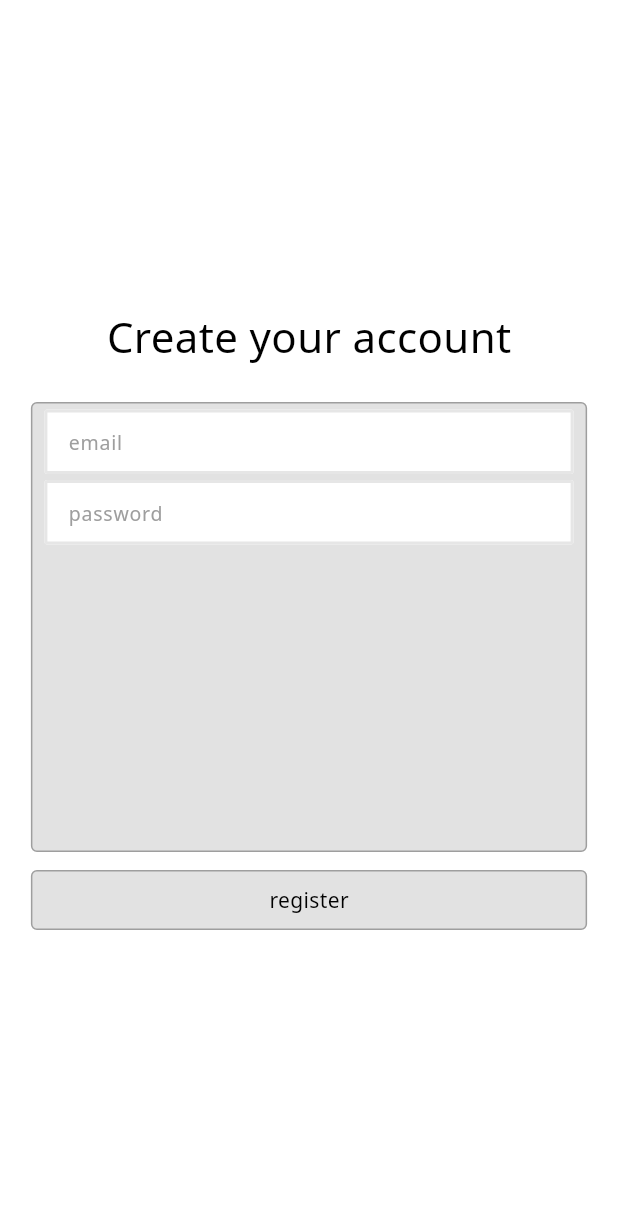
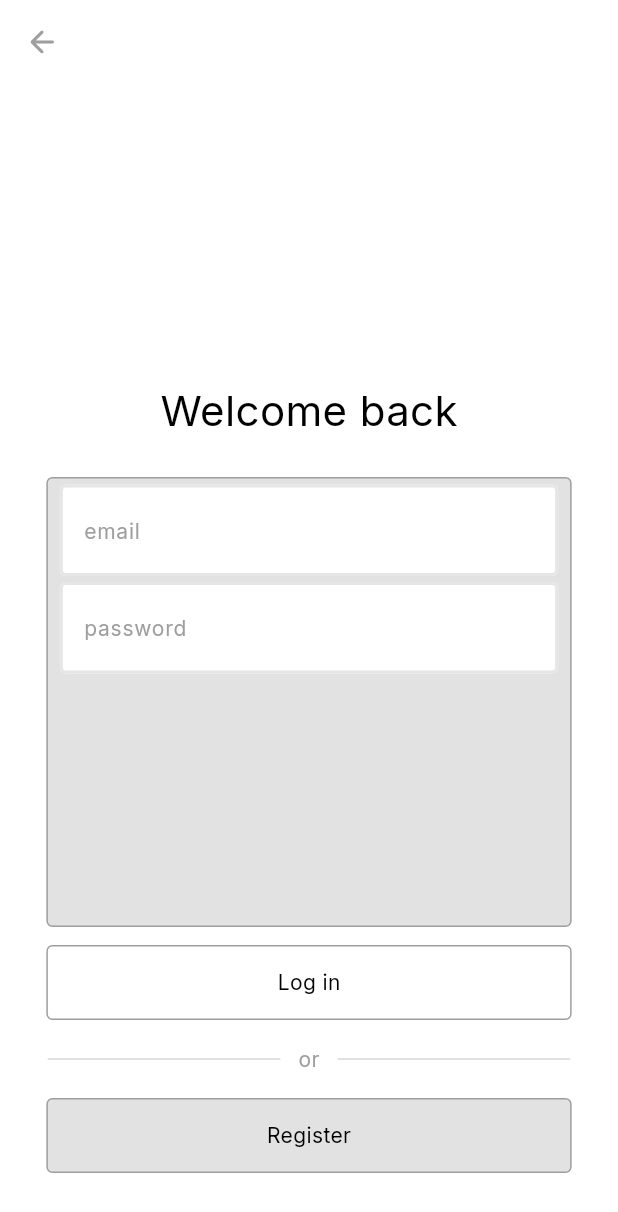
Before and after one commit to ashtonjamesd/wisteria, a Flutter app: the screen it shows after launch, after a tap on "Log in", on a phone screen of 412 x 824 dp. Shown: the top 1212 px of the screen. Run offline on Flutter 3.47's test engine with Material 3 defaults, Android fonts, the phone set to English and light mode, and no system bars; our stand-ins replace firebase_core, google_fonts; accounts and stored records are empty.

Commit message:
login view

```diff
--- a/lib/components/authentication/auth_controller.dart
+++ b/lib/components/authentication/controllers/auth_controller.dart
@@ -1,6 +1,6 @@
 import 'package:wisteria/utils/result.dart';
 
-import 'auth_service.dart';
+import '../services/auth_service.dart';
 
 final class AuthController {
   final _auth = AuthService();
--- /dev/null
+++ b/lib/components/authentication/models/user.dart
@@ -0,0 +1,3 @@
+final class User {
+
+}
--- a/lib/components/authentication/register_view.dart
+++ /dev/null
@@ -1,100 +0,0 @@
-import 'package:flutter/material.dart';
-import 'package:wisteria/components/authentication/auth_controller.dart';
-import 'package:wisteria/ui/wisteria_box.dart';
-import 'package:wisteria/ui/wisteria_button.dart';
-import 'package:wisteria/ui/wisteria_text.dart';
-import 'package:wisteria/ui/wisteria_text_field.dart';
-import 'package:wisteria/utils/app_theme.dart';
-
-class RegisterView extends StatefulWidget {
-  const RegisterView({super.key});
-
-  @override
-  State<RegisterView> createState() => _RegisterViewState();
-}
-
-class _RegisterViewState extends State<RegisterView> {
-  final controller = AuthController();
-
-  final emailController = TextEditingController();
-  final passwordController = TextEditingController();
-
-  @override
-  Widget build(BuildContext context) {
-    final screenWidth = MediaQuery.of(context).size.width;
-
-    final boxWidth = screenWidth * 0.9;
-
-    return Scaffold(
-      backgroundColor: AppTheme.backgroundColor,
-      body: Column(
-        mainAxisAlignment: MainAxisAlignment.center,
-        children: [
-          pageTitle(),
-          const SizedBox(height: 24),
-
-          registerBox(boxWidth),
-
-          const SizedBox(height: 12),
-          _registerButton(boxWidth)
-        ],
-      ),
-    );
-  }
-
-  Widget registerBox(double boxWidth) {
-    return Center(
-      child: WisteriaBox(
-        width: boxWidth, height: 300,
-        child: Column(
-          children: [
-            const SizedBox(height: 4),
-            Padding(
-              padding: const EdgeInsets.symmetric(horizontal: 8.0),
-              child: WisteriaTextField(
-                width: 80,
-                controller: emailController,
-                hintText: "email",
-              ),
-            ),
-            const SizedBox(height: 4),
-            Padding(
-              padding: const EdgeInsets.symmetric(horizontal: 8.0),
-              child: WisteriaTextField(
-                width: 80,
-                controller: passwordController,
-                hintText: "password",
-                obscureText: true,
-              ),
-            ),
-          ],
-        )
-      ),
-    );
-  }
-
-  Widget pageTitle() {
-    return const WisteriaText(
-      text: "Create your account",
-      size: 28,
-    );
-  }
-
-  Widget _registerButton(double screenWidth) {
-    return WisteriaButton(
-      width: screenWidth,
-      text: "register",
-      onTap: () async {
-        var result = await controller.registerUser(emailController.text, passwordController.text);
-        if (!result.isSuccess) {
-          print(result.error);
-          return;
-        }
-
-        if (result.value == true) {
-
-        }
-      }
-    );
-  }
-}
--- a/lib/components/authentication/auth_service.dart
+++ b/lib/components/authentication/services/auth_service.dart
@@ -1,5 +1,5 @@
 // import 'package:firebase_auth/firebase_auth.dart';
-import '../../utils/result.dart';
+import '../../../utils/result.dart';
 
 final class AuthService {
   Future<Result<bool?>> registerUser(String email, String password) async {
--- /dev/null
+++ b/lib/components/authentication/views/login_view.dart
@@ -0,0 +1,166 @@
+import 'package:flutter/material.dart';
+import 'package:wisteria/components/authentication/views/register_view.dart';
+
+import '../../../ui/wisteria_box.dart';
+import '../../../ui/wisteria_button.dart';
+import '../../../ui/wisteria_icon_button.dart';
+import '../../../ui/wisteria_text.dart';
+import '../../../ui/wisteria_text_field.dart';
+import '../../../utils/app_theme.dart';
+import '../../home/home_screen.dart';
+import '../controllers/auth_controller.dart';
+
+class LoginView extends StatefulWidget {
+  const LoginView({super.key});
+
+  @override
+  State<LoginView> createState() => _LoginViewState();
+}
+
+class _LoginViewState extends State<LoginView> {
+  final controller = AuthController();
+
+  final emailController = TextEditingController();
+  final passwordController = TextEditingController();
+
+@override
+  Widget build(BuildContext context) {
+    final screenWidth = MediaQuery.of(context).size.width;
+
+    final boxWidth = screenWidth * 0.85;
+
+    return Scaffold(
+      backgroundColor: AppTheme.backgroundColor,
+      body: Column(
+        mainAxisAlignment: MainAxisAlignment.end,
+        children: [
+          backButton(),
+          const Spacer(),
+
+          pageTitle(),
+          const SizedBox(height: 24),
+
+          registerBox(boxWidth),
+
+          const SizedBox(height: 12),
+          loginButton(boxWidth),
+
+          const SizedBox(height: 16),
+          orText(boxWidth),
+          const SizedBox(height: 16),
+
+          registerButton(boxWidth),
+          const SizedBox(height: 42)
+        ],
+      ),
+    );
+  }
+
+  Widget backButton() {
+    return Row(
+      mainAxisAlignment: MainAxisAlignment.start,
+      children: [
+        Padding(
+          padding: const EdgeInsets.all(16),
+          child: WisteriaIconButton(
+            icon: Icons.arrow_back_rounded,
+            onTap: () {
+              Navigator.pushReplacement(
+                context,
+                MaterialPageRoute(builder: (context) => const HomeView())
+              );
+            }
+          ),
+        ),
+      ],
+    );
+  }
+
+  Widget registerBox(double boxWidth) {
+    return Center(
+      child: WisteriaBox(
+        width: boxWidth, height: 300,
+        child: Column(
+          children: [
+            const SizedBox(height: 4),
+            Padding(
+              padding: const EdgeInsets.symmetric(horizontal: 8.0),
+              child: WisteriaTextField(
+                width: 80,
+                controller: emailController,
+                hintText: "email",
+              ),
+            ),
+            const SizedBox(height: 4),
+            Padding(
+              padding: const EdgeInsets.symmetric(horizontal: 8.0),
+              child: WisteriaTextField(
+                width: 80,
+                controller: passwordController,
+                hintText: "password",
+                obscureText: true,
+              ),
+            ),
+          ],
+        )
+      ),
+    );
+  }
+
+  Widget pageTitle() {
+    return const WisteriaText(
+      text: "Welcome back",
+      size: 28,
+    );
+  }
+
+  Widget registerButton(double screenWidth) {
+    return WisteriaButton(
+      width: screenWidth,
+      text: "Register",
+      onTap: () async {
+        Navigator.pushReplacement(
+          context,
+          MaterialPageRoute(builder: (context) => const RegisterView())
+        );
+      }
+    );
+  }
+
+  Widget loginButton(double screenWidth) {
+    return WisteriaButton(
+      backgroundColor: Colors.white,
+      textColor: Colors.black,
+      width: screenWidth,
+      text: "Log in",
+      onTap: () async {
+
+      }
+    );
+  }
+
+  Widget orText(double screenWidth) {
+    return Row(
+      mainAxisAlignment: MainAxisAlignment.center,
+      children: [
+        orTextLine(screenWidth),
+        const Padding(
+          padding: EdgeInsets.symmetric(horizontal: 12),
+          child: WisteriaText(
+            text: "or",
+            size: 14,
+            color: Colors.grey,
+          ),
+        ),
+        orTextLine(screenWidth)
+      ],
+    );
+  }
+
+  Widget orTextLine(double screenWidth) {
+    return Container(
+      width: screenWidth / 2 - 20, height: 1,
+      color: const Color.fromARGB(255, 215, 215, 215),
+    );
+  }
+}
--- a/lib/components/home/home_screen.dart
+++ b/lib/components/home/home_screen.dart
@@ -1,17 +1,18 @@
 import 'package:flutter/material.dart';
-import 'package:wisteria/components/authentication/register_view.dart';
+import 'package:wisteria/components/authentication/views/login_view.dart';
+import 'package:wisteria/components/authentication/views/register_view.dart';
 import 'package:wisteria/ui/wisteria_button.dart';
 import 'package:wisteria/ui/wisteria_text.dart';
 import 'package:wisteria/utils/app_theme.dart';
 
-class HomeScreen extends StatefulWidget {
-  const HomeScreen({super.key});
+class HomeView extends StatefulWidget {
+  const HomeView({super.key});
 
   @override
-  State<HomeScreen> createState() => _HomeScreenState();
+  State<HomeView> createState() => _HomeViewState();
 }
 
-class _HomeScreenState extends State<HomeScreen> {
+class _HomeViewState extends State<HomeView> {
   @override
   Widget build(BuildContext context) {
     final screenWidth = MediaQuery.of(context).size.width;
@@ -31,6 +32,8 @@ class _HomeScreenState extends State<HomeScreen> {
               children: [
                 wisteriaInfo(),
                 authButtons(screenWidth, screenHeight),
+
+                const SizedBox(height: 24)
               ],
             ),
           ),
@@ -49,8 +52,9 @@ class _HomeScreenState extends State<HomeScreen> {
         children: [
           WisteriaText(
             text: "wisteria",
-            size: 24,
+            size: 30,
             weight: FontWeight.bold,
+            letterSpacing: 1,
           ),
         ],
       ),
@@ -83,12 +87,12 @@ class _HomeScreenState extends State<HomeScreen> {
       crossAxisAlignment: CrossAxisAlignment.center,
       children: [
         WisteriaButton(
-          width: screenWidth * 0.9,
+          width: screenWidth * 0.85,
           text: "Log in",
           onTap: () {
-            Navigator.push(
+            Navigator.pushReplacement(
               context,
-              MaterialPageRoute(builder: (context) => const RegisterView())
+              MaterialPageRoute(builder: (context) => const LoginView())
             );
           }
         ),
@@ -97,10 +101,10 @@ class _HomeScreenState extends State<HomeScreen> {
         WisteriaButton(
           textColor: AppTheme.textColor,
           backgroundColor: AppTheme.backgroundColor,
-          width: screenWidth * 0.9,
+          width: screenWidth * 0.85,
           text: "Register",
           onTap: () {
-            Navigator.push(
+            Navigator.pushReplacement(
               context,
               MaterialPageRoute(builder: (context) => const RegisterView())
             );
--- a/lib/main.dart
+++ b/lib/main.dart
@@ -18,7 +18,7 @@ class App extends StatelessWidget {
   Widget build(BuildContext context) {
     return const MaterialApp(
       debugShowCheckedModeBanner: false,
-      home: HomeScreen()
+      home: HomeView()
     );
   }
 }
--- a/lib/ui/wisteria_button.dart
+++ b/lib/ui/wisteria_button.dart
@@ -7,7 +7,7 @@ class WisteriaButton extends StatefulWidget {
   const WisteriaButton({
     super.key,
     this.width,
-    this.height = 40,
+    this.height = 50,
     this.backgroundColor = AppTheme.boxBackgroundColor,
     this.textColor = AppTheme.textColor,
     required this.text,
--- /dev/null
+++ b/lib/ui/wisteria_icon_button.dart
@@ -0,0 +1,32 @@
+import 'package:flutter/material.dart';
+
+class WisteriaIconButton extends StatefulWidget {
+  const WisteriaIconButton({
+    super.key,
+    required this.icon,
+    required this.onTap
+  });
+
+  final IconData icon;
+  final VoidCallback onTap;
+
+  @override
+  State<WisteriaIconButton> createState() => _WisteriaIconButtonState();
+}
+
+class _WisteriaIconButtonState extends State<WisteriaIconButton> {
+  @override
+  Widget build(BuildContext context) {
+    return MouseRegion(
+      cursor: SystemMouseCursors.click,
+      child: GestureDetector(
+        onTap: widget.onTap,
+        child: Icon(
+          widget.icon,
+          color: Colors.grey,
+          size: 24,
+        ),
+      ),
+    );
+  }
+}
--- a/lib/ui/wisteria_text.dart
+++ b/lib/ui/wisteria_text.dart
@@ -7,13 +7,15 @@ class WisteriaText extends StatelessWidget {
     required this.text,
     required this.size,
     this.color = AppTheme.textColor,
-    this.weight = FontWeight.normal
+    this.weight = FontWeight.normal,
+    this.letterSpacing
   });
 
   final String text;
   final double size;
   final Color color;
   final FontWeight weight;
+  final double? letterSpacing;
 
   @override
   Widget build(BuildContext context) {
@@ -22,7 +24,8 @@ class WisteriaText extends StatelessWidget {
       style: AppTheme.appFont().copyWith(
         color: color,
         fontSize: size,
-        fontWeight: weight
+        fontWeight: weight,
+        letterSpacing: letterSpacing,
       )
     );
   }
--- a/lib/ui/wisteria_text_field.dart
+++ b/lib/ui/wisteria_text_field.dart
@@ -26,7 +26,7 @@ class _WisteriaTextFieldState extends State<WisteriaTextField> {
       controller: widget.controller,
       obscureText: widget.obscureText,
       style: AppTheme.appFont().copyWith(
-        fontSize: 13
+        fontSize: 14
       ),
       textAlign: TextAlign.left,
       textAlignVertical: TextAlignVertical.top,
@@ -40,21 +40,21 @@ class _WisteriaTextFieldState extends State<WisteriaTextField> {
         filled: true,
         fillColor: Colors.white,
         enabledBorder: OutlineInputBorder(
-          borderRadius: BorderRadius.circular(2),
+          borderRadius: BorderRadius.circular(4),
           borderSide: const BorderSide(
             color: Color.fromARGB(255, 230, 230, 230),
             width: 2.0,
           ),
         ),
         focusedBorder: OutlineInputBorder(
-          borderRadius: BorderRadius.circular(2),
+          borderRadius: BorderRadius.circular(4),
           borderSide: const BorderSide(
             color: Color.fromARGB(255, 200, 200, 200),
             width: 2.0,
           ),
         ),
         contentPadding: const EdgeInsets.symmetric(
-          vertical: 12,
+          vertical: 20,
           horizontal: 12,
         ),
       ),
--- a/lib/utils/app_theme.dart
+++ b/lib/utils/app_theme.dart
@@ -6,7 +6,7 @@ final class AppTheme {
   static const Color boxBackgroundColor = Color.fromARGB(255, 226, 226, 226);
   static const Color borderColor = Colors.grey;
   static const Color textColor = Colors.black;
-  static const appFont = GoogleFonts.notoSans;
+  static const appFont = GoogleFonts.inter;
 
   AppTheme._();
 }
```
Also changed, not shown: lib/components/authentication/views/register_view.dart (added, +176 -0 lines).
